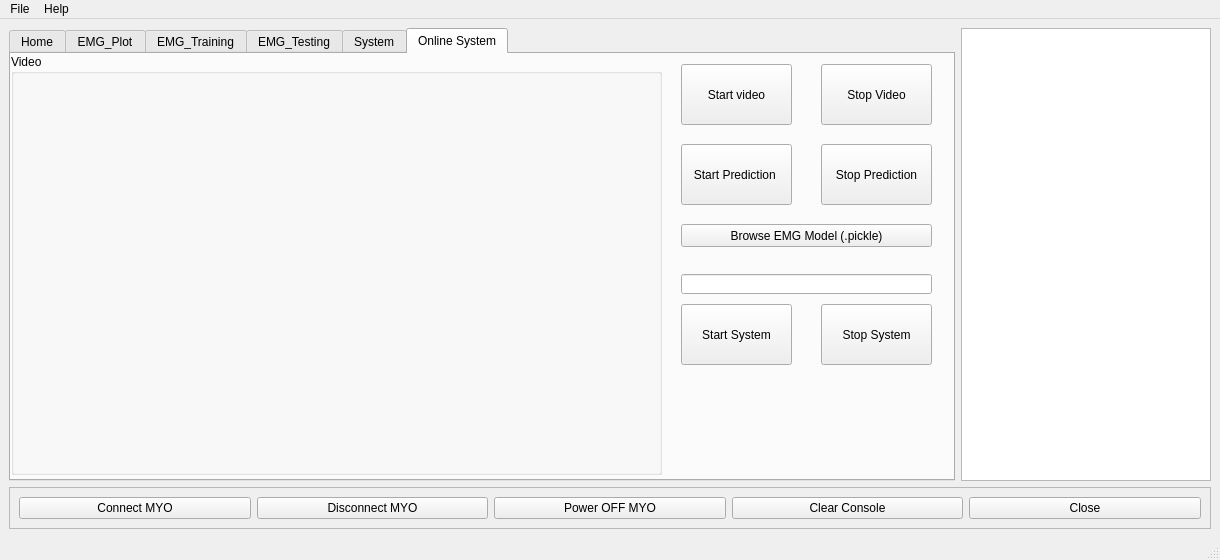
Above: GP.ui from hananabilabd/Computer-Vision-and-Neural-Machine-Interface-for-Upper-Limb-Prostheses before the change. Below: the same form after it.
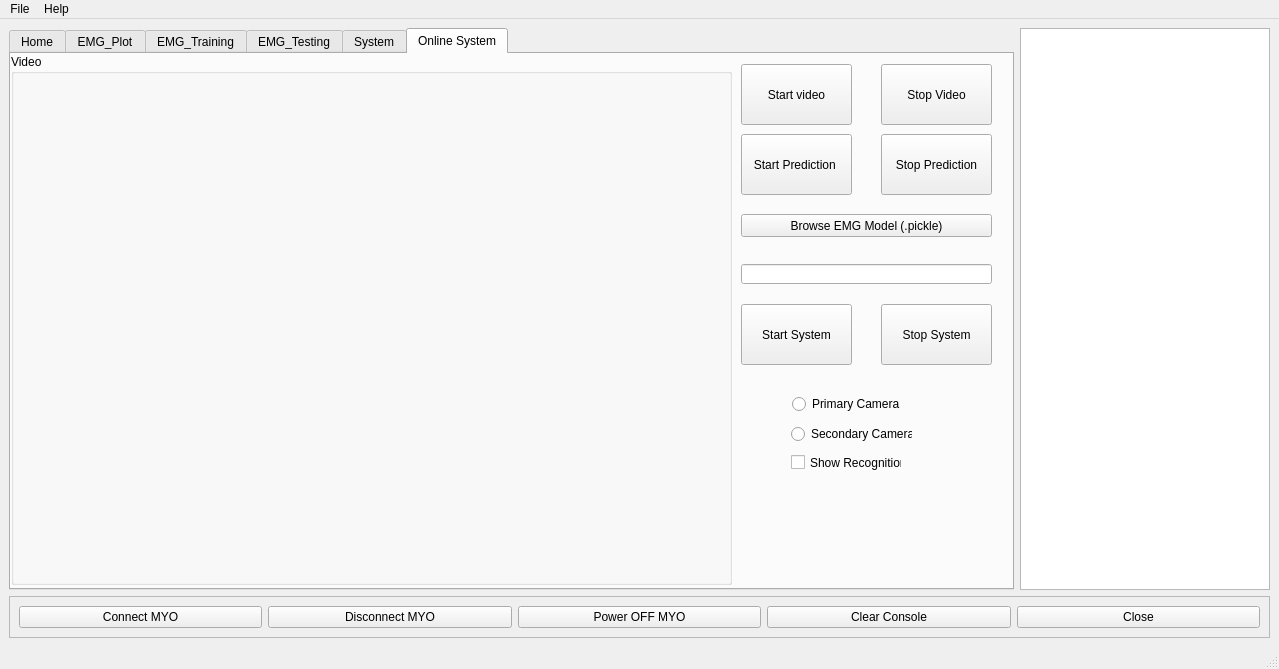
That is the form after the change. The open tabs and pages were chosen to show the change. Icons and pictures are not drawn. Custom widgets are drawn as their Qt base class.

```diff
--- a/GP.ui
+++ b/GP.ui
@@ -6,8 +6,8 @@
    <rect>
     <x>0</x>
     <y>0</y>
-    <width>1220</width>
-    <height>560</height>
+    <width>1279</width>
+    <height>669</height>
    </rect>
   </property>
   <property name="windowTitle">
@@ -675,7 +675,7 @@
            <widget class="QPushButton" name="startButton">
             <property name="geometry">
              <rect>
-              <x>670</x>
+              <x>730</x>
               <y>10</y>
               <width>111</width>
               <height>61</height>
@@ -690,8 +690,8 @@
              <rect>
               <x>0</x>
               <y>0</y>
-              <width>651</width>
-              <height>421</height>
+              <width>721</width>
+              <height>531</height>
              </rect>
             </property>
             <property name="sizePolicy">
@@ -708,8 +708,8 @@
               <rect>
                <x>10</x>
                <y>20</y>
-               <width>641</width>
-               <height>401</height>
+               <width>701</width>
+               <height>501</height>
               </rect>
              </property>
             </widget>
@@ -717,7 +717,7 @@
            <widget class="QPushButton" name="pushButton_26">
             <property name="geometry">
              <rect>
-              <x>810</x>
+              <x>870</x>
               <y>10</y>
               <width>111</width>
               <height>61</height>
@@ -730,8 +730,8 @@
            <widget class="QPushButton" name="pushButton_27">
             <property name="geometry">
              <rect>
-              <x>670</x>
-              <y>90</y>
+              <x>730</x>
+              <y>80</y>
               <width>111</width>
               <height>61</height>
              </rect>
@@ -743,8 +743,8 @@
            <widget class="QPushButton" name="pushButton_28">
             <property name="geometry">
              <rect>
-              <x>810</x>
-              <y>90</y>
+              <x>870</x>
+              <y>80</y>
               <width>111</width>
               <height>61</height>
              </rect>
@@ -756,8 +756,8 @@
            <widget class="QPushButton" name="pushButton_29">
             <property name="geometry">
              <rect>
-              <x>670</x>
-              <y>170</y>
+              <x>730</x>
+              <y>160</y>
               <width>251</width>
               <height>23</height>
              </rect>
@@ -769,8 +769,8 @@
            <widget class="QLineEdit" name="lineEdit_11">
             <property name="geometry">
              <rect>
-              <x>670</x>
-              <y>220</y>
+              <x>730</x>
+              <y>210</y>
               <width>251</width>
               <height>20</height>
              </rect>
@@ -779,7 +779,7 @@
            <widget class="QPushButton" name="pushButton_30">
             <property name="geometry">
              <rect>
-              <x>670</x>
+              <x>730</x>
               <y>250</y>
               <width>111</width>
               <height>61</height>
@@ -792,7 +792,7 @@
            <widget class="QPushButton" name="pushButton_31">
             <property name="geometry">
              <rect>
-              <x>810</x>
+              <x>870</x>
               <y>250</y>
               <width>111</width>
               <height>61</height>
@@ -802,6 +802,45 @@
              <string>Stop System</string>
             </property>
            </widget>
+           <widget class="QRadioButton" name="radioButton">
+            <property name="geometry">
+             <rect>
+              <x>781</x>
+              <y>340</y>
+              <width>111</width>
+              <height>20</height>
+             </rect>
+            </property>
+            <property name="text">
+             <string>Primary Camera</string>
+            </property>
+           </widget>
+           <widget class="QRadioButton" name="radioButton_2">
+            <property name="geometry">
+             <rect>
+              <x>780</x>
+              <y>370</y>
+              <width>121</width>
+              <height>20</height>
+             </rect>
+            </property>
+            <property name="text">
+             <string>Secondary Camera</string>
+            </property>
+           </widget>
+           <widget class="QCheckBox" name="checkBox">
+            <property name="geometry">
+             <rect>
+              <x>780</x>
+              <y>400</y>
+              <width>111</width>
+              <height>17</height>
+             </rect>
+            </property>
+            <property name="text">
+             <string>Show Recognition</string>
+            </property>
+           </widget>
           </widget>
          </widget>
         </item>
@@ -873,7 +912,7 @@
     <rect>
      <x>0</x>
      <y>0</y>
-     <width>1220</width>
+     <width>1279</width>
      <height>21</height>
     </rect>
    </property>
```
